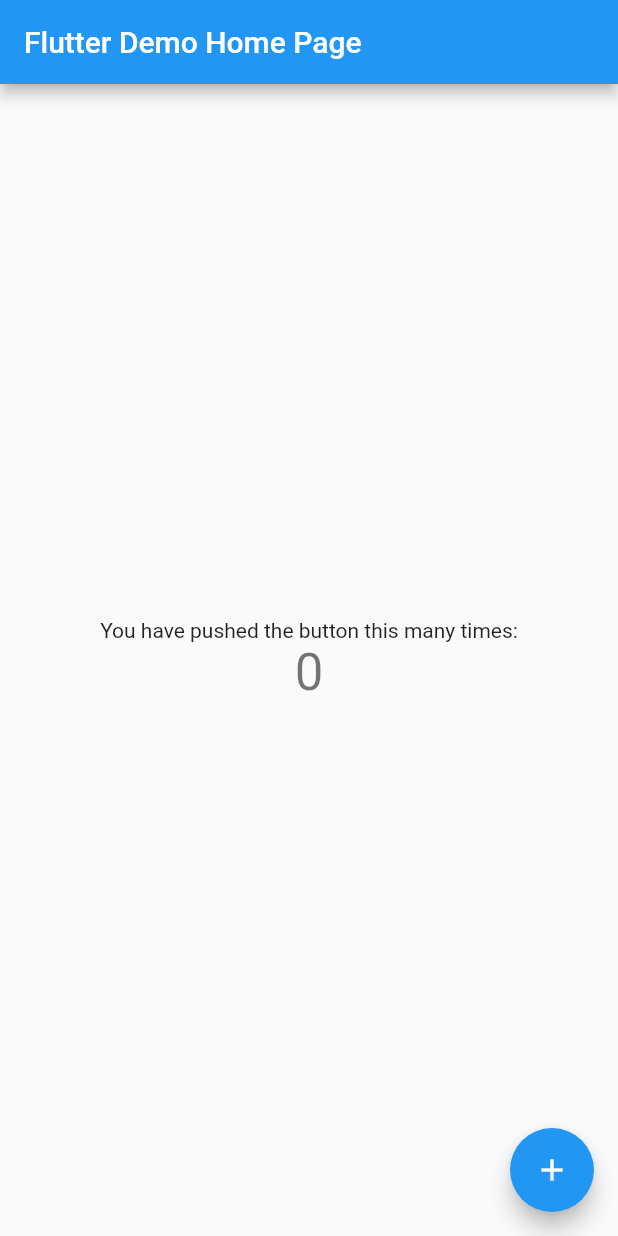
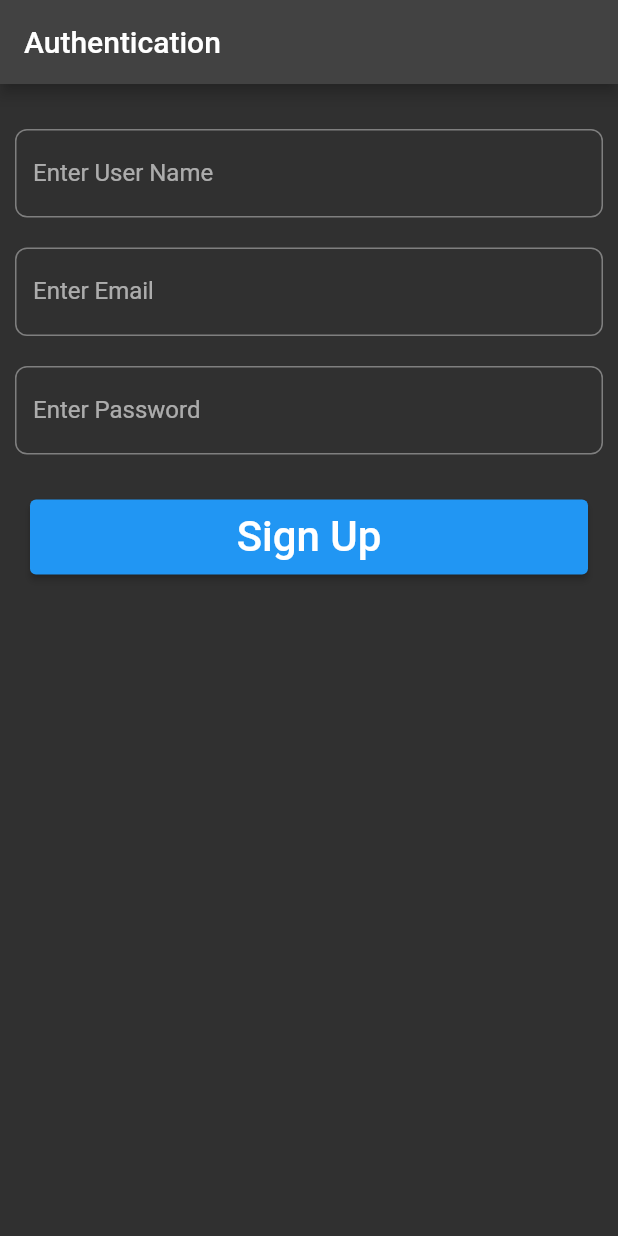
Before and after one commit to ks-nishan/flutter-todo, a Flutter app: the screen it shows after launch, on a phone screen of 412 x 824 dp. Run offline on Flutter 3.47's test engine with Material 2 defaults, Android fonts, the phone set to English and light mode, and no system bars; our stand-ins replace google_fonts.

```diff
--- /dev/null
+++ b/lib/Screens/home.dart
@@ -0,0 +1,19 @@
+import "package:flutter/material.dart";
+
+class Home extends StatefulWidget {
+  const Home({super.key});
+
+  @override
+  State<Home> createState() => HomeState();
+}
+
+class HomeState extends State<Home> {
+  @override
+  Widget build(BuildContext context) {
+    return Scaffold(
+      appBar: AppBar(
+        title: Text("TODO"),
+      ),
+    );
+  }
+}
--- /dev/null
+++ b/lib/auth/authform.dart
@@ -0,0 +1,126 @@
+import "package:flutter/material.dart";
+import "package:google_fonts/google_fonts.dart";
+
+class AuthForm extends StatefulWidget {
+  const AuthForm({super.key});
+
+  @override
+  State<AuthForm> createState() => _AuthFormState();
+}
+
+class _AuthFormState extends State<AuthForm> {
+  //------------------------------------------------
+  final _formkey = GlobalKey<FormState>();
+  var _email = "";
+  var _password = "";
+  var _username = "";
+  bool isLoginPage = false;
+  //------------------------------------------------
+  @override
+  Widget build(BuildContext context) {
+    return Container(
+      width: MediaQuery.of(context).size.width,
+      height: MediaQuery.of(context).size.height,
+      child: ListView(
+        children: [
+          Container(
+            padding: EdgeInsets.only(right: 10.0, left: 10.0, top: 30.0),
+            child: Form(
+              key: _formkey,
+              child: Column(
+                mainAxisAlignment: MainAxisAlignment.center,
+                children: [
+                  if (!isLoginPage) //field will visible when loginpage is false
+                    TextFormField(
+                      keyboardType: TextInputType.visiblePassword,
+                      key: ValueKey('Username'),
+                      validator: (String? value) {
+                        if (value!.isEmpty) {
+                          return "Incorrect User Name";
+                        }
+                        return null;
+                      },
+                      onSaved: (value) {
+                        _username = value.toString();
+                      },
+                      decoration: InputDecoration(
+                          border: OutlineInputBorder(
+                              borderRadius: new BorderRadius.circular(8.0),
+                              borderSide: new BorderSide()),
+                          labelText: "Enter User Name",
+                          labelStyle: GoogleFonts.roboto()),
+                    ),
+                  const SizedBox(
+                    height: 20,
+                  ),
+                  TextFormField(
+                    keyboardType: TextInputType.emailAddress,
+                    key: ValueKey('email'),
+                    validator: (String? value) {
+                      if (value!.isEmpty || !value.contains('@')) {
+                        return "Incorrect Email Format";
+                      }
+                      return null;
+                    },
+                    onSaved: (value) {
+                      _email = value.toString();
+                    },
+                    decoration: InputDecoration(
+                        border: OutlineInputBorder(
+                            borderRadius: new BorderRadius.circular(8.0),
+                            borderSide: new BorderSide()),
+                        labelText: "Enter Email",
+                        labelStyle: GoogleFonts.roboto()),
+                  ),
+                  const SizedBox(
+                    height: 20,
+                  ),
+                  TextFormField(
+                    keyboardType: TextInputType.visiblePassword,
+                    key: ValueKey('password'),
+                    validator: (String? value) {
+                      if (value!.isEmpty) {
+                        return "Incorrect Password";
+                      }
+                      return null;
+                    },
+                    onSaved: (value) {
+                      _password = value.toString();
+                    },
+                    decoration: InputDecoration(
+                        border: OutlineInputBorder(
+                            borderRadius: new BorderRadius.circular(8.0),
+                            borderSide: new BorderSide()),
+                        labelText: "Enter Password",
+                        labelStyle: GoogleFonts.roboto()),
+                  ),
+                  const SizedBox(
+                    height: 20,
+                  ),
+                  Container(
+                      height: 70,
+                      width: double.infinity,
+                      padding: EdgeInsets.all(10),
+                      decoration: BoxDecoration(
+                          borderRadius: BorderRadius.circular(10)),
+                      child: ElevatedButton(
+                        onPressed: () {},
+                        child: isLoginPage
+                            ? Text(
+                                "Login",
+                                style: GoogleFonts.roboto(fontSize: 28),
+                              )
+                            : Text(
+                                "Sign Up",
+                                style: GoogleFonts.roboto(fontSize: 28),
+                              ),
+                      ))
+                ],
+              ),
+            ),
+          )
+        ],
+      ),
+    );
+  }
+}
--- /dev/null
+++ b/lib/auth/authscreen.dart
@@ -0,0 +1,21 @@
+import "package:flutter/material.dart";
+import "./authForm.dart";
+
+class AuthScreen extends StatefulWidget {
+  const AuthScreen({super.key});
+
+  @override
+  State<AuthScreen> createState() => _AuthScreenState();
+}
+
+class _AuthScreenState extends State<AuthScreen> {
+  @override
+  Widget build(BuildContext context) {
+    return Scaffold(
+      appBar: AppBar(
+        title: Text("Authentication"),
+      ),
+      body: AuthForm(),
+    );
+  }
+}
--- a/lib/main.dart
+++ b/lib/main.dart
@@ -1,4 +1,6 @@
 import 'package:flutter/material.dart';
+import './Screens/home.dart';
+import "./auth/authscreen.dart";
 
 void main() {
   runApp(const MyApp());
@@ -7,109 +9,12 @@ void main() {
 class MyApp extends StatelessWidget {
   const MyApp({super.key});
 
-  // This widget is the root of your application.
   @override
   Widget build(BuildContext context) {
     return MaterialApp(
-      title: 'Flutter Demo',
-      theme: ThemeData(
-        // This is the theme of your application.
-        //
-        // Try running your application with "flutter run". You'll see the
-        // application has a blue toolbar. Then, without quitting the app, try
-        // changing the primarySwatch below to Colors.green and then invoke
-        // "hot reload" (press "r" in the console where you ran "flutter run",
-        // or simply save your changes to "hot reload" in a Flutter IDE).
-        // Notice that the counter didn't reset back to zero; the application
-        // is not restarted.
-        primarySwatch: Colors.blue,
-      ),
-      home: const MyHomePage(title: 'Flutter Demo Home Page'),
+      home: AuthScreen(),
+      debugShowCheckedModeBanner: false,
+      theme: ThemeData(brightness: Brightness.dark, primaryColor: Colors.blue),
     );
   }
 }
-
-class MyHomePage extends StatefulWidget {
-  const MyHomePage({super.key, required this.title});
-
-  // This widget is the home page of your application. It is stateful, meaning
-  // that it has a State object (defined below) that contains fields that affect
-  // how it looks.
-
-  // This class is the configuration for the state. It holds the values (in this
-  // case the title) provided by the parent (in this case the App widget) and
-  // used by the build method of the State. Fields in a Widget subclass are
-  // always marked "final".
-
-  final String title;
-
-  @override
-  State<MyHomePage> createState() => _MyHomePageState();
-}
-
-class _MyHomePageState extends State<MyHomePage> {
-  int _counter = 0;
-
-  void _incrementCounter() {
-    setState(() {
-      // This call to setState tells the Flutter framework that something has
-      // changed in this State, which causes it to rerun the build method below
-      // so that the display can reflect the updated values. If we changed
-      // _counter without calling setState(), then the build method would not be
-      // called again, and so nothing would appear to happen.
-      _counter++;
-    });
-  }
-
-  @override
-  Widget build(BuildContext context) {
-    // This method is rerun every time setState is called, for instance as done
-    // by the _incrementCounter method above.
-    //
-    // The Flutter framework has been optimized to make rerunning build methods
-    // fast, so that you can just rebuild anything that needs updating rather
-    // than having to individually change instances of widgets.
-    return Scaffold(
-      appBar: AppBar(
-        // Here we take the value from the MyHomePage object that was created by
-        // the App.build method, and use it to set our appbar title.
-        title: Text(widget.title),
-      ),
-      body: Center(
-        // Center is a layout widget. It takes a single child and positions it
-        // in the middle of the parent.
-        child: Column(
-          // Column is also a layout widget. It takes a list of children and
-          // arranges them vertically. By default, it sizes itself to fit its
-          // children horizontally, and tries to be as tall as its parent.
-          //
-          // Invoke "debug painting" (press "p" in the console, choose the
-          // "Toggle Debug Paint" action from the Flutter Inspector in Android
-          // Studio, or the "Toggle Debug Paint" command in Visual Studio Code)
-          // to see the wireframe for each widget.
-          //
-          // Column has various properties to control how it sizes itself and
-          // how it positions its children. Here we use mainAxisAlignment to
-          // center the children vertically; the main axis here is the vertical
-          // axis because Columns are vertical (the cross axis would be
-          // horizontal).
-          mainAxisAlignment: MainAxisAlignment.center,
-          children: <Widget>[
-            const Text(
-              'You have pushed the button this many times:',
-            ),
-            Text(
-              '$_counter',
-              style: Theme.of(context).textTheme.headlineMedium,
-            ),
-          ],
-        ),
-      ),
-      floatingActionButton: FloatingActionButton(
-        onPressed: _incrementCounter,
-        tooltip: 'Increment',
-        child: const Icon(Icons.add),
-      ), // This trailing comma makes auto-formatting nicer for build methods.
-    );
-  }
-}
```
Also changed, not shown: pubspec.yaml (+4 -4 lines), pubspec.lock.
